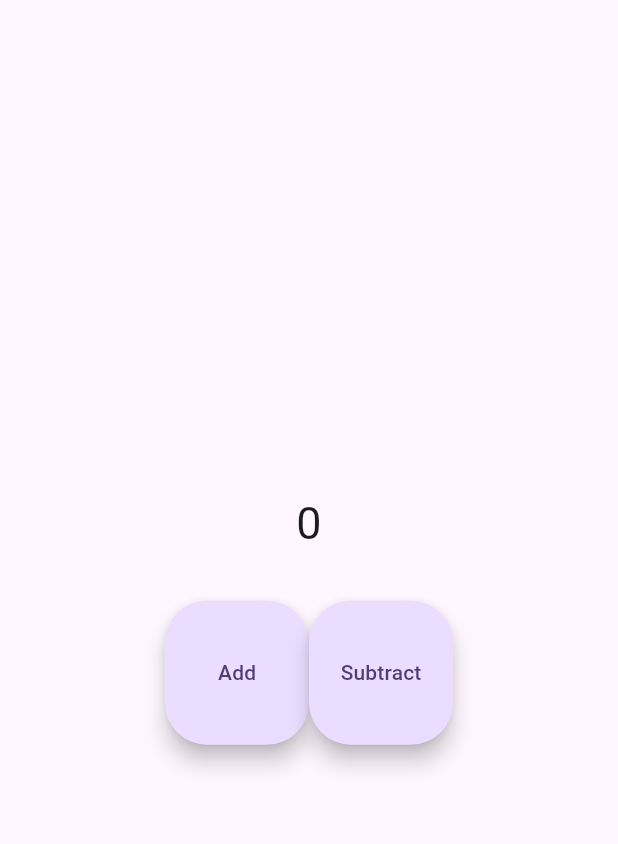
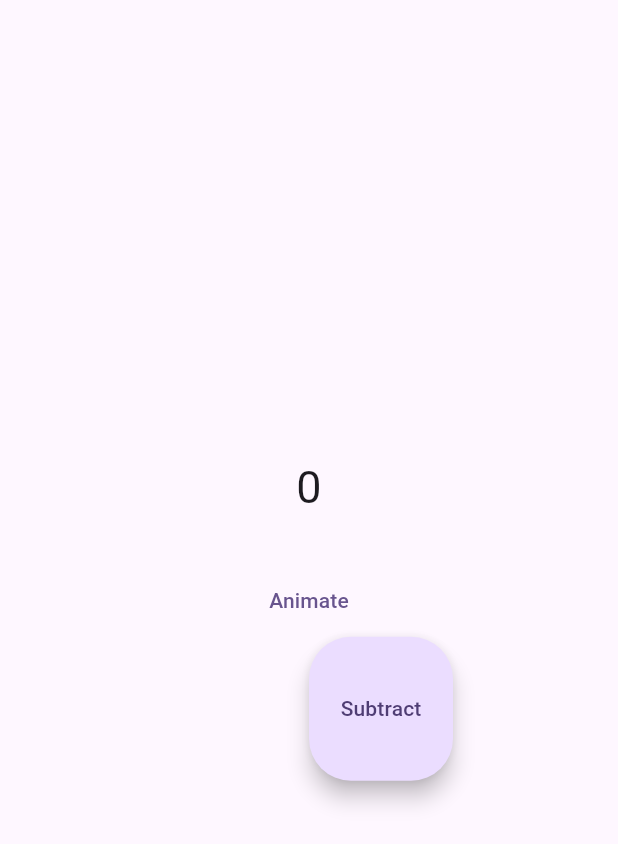
Before and after one commit to JER3MIAH/responsive_todo_app, a Flutter app: the screen it shows after launch, on a phone screen of 412 x 824 dp. Shown: the top 844 px of the screen. Run offline on Flutter 3.47's test engine with Material 2 defaults, Android fonts, the phone set to English and light mode, and no system bars; our stand-ins replace equatable, flutter_bloc.

Commit message:
animated opacity practice

```diff
--- a/lib/UI/widget.dart
+++ b/lib/UI/widget.dart
@@ -11,6 +11,7 @@ class MyWidget extends StatefulWidget {
 }
 
 class _MyWidgetState extends State<MyWidget> {
+  double opacity = 0;
   onIncrement() {
     context.read<CounterBloc>().add(CounterIncrementEvent());
   }
@@ -30,12 +31,23 @@ class _MyWidgetState extends State<MyWidget> {
               children: [
                 Text('$state', style: const TextStyle(fontSize: 30)),
                 const SizedBox(height: 30),
+                TextButton(
+                    onPressed: () {
+                      setState(() {
+                        opacity = opacity == 0 ? 1 : 0;
+                      });
+                    },
+                    child: const Text('Animate')),
                 Row(
                   mainAxisAlignment: MainAxisAlignment.center,
                   children: [
-                    FloatingActionButton.large(
-                      onPressed: onIncrement,
-                      child: const Text("Add"),
+                    AnimatedOpacity(
+                      opacity: opacity,
+                      duration: const Duration(seconds: 2),
+                      child: FloatingActionButton.large(
+                        onPressed: onIncrement,
+                        child: const Text("Add"),
+                      ),
                     ),
                     FloatingActionButton.large(
                       onPressed: onDecrement,
--- a/lib/logic/bloc/counter_bloc.dart
+++ b/lib/logic/bloc/counter_bloc.dart
@@ -15,7 +15,8 @@ class CounterBloc extends Bloc<CounterEvent, int> {
     on<CounterDecrementEvent>(_counterDecrement);
   }
 
-  FutureOr<void> _counterIncrement(event, emit) {
+  FutureOr<void> _counterIncrement(
+      CounterIncrementEvent event, Emitter<int> emit) {
     emit(state + 1);
   }
 
```
